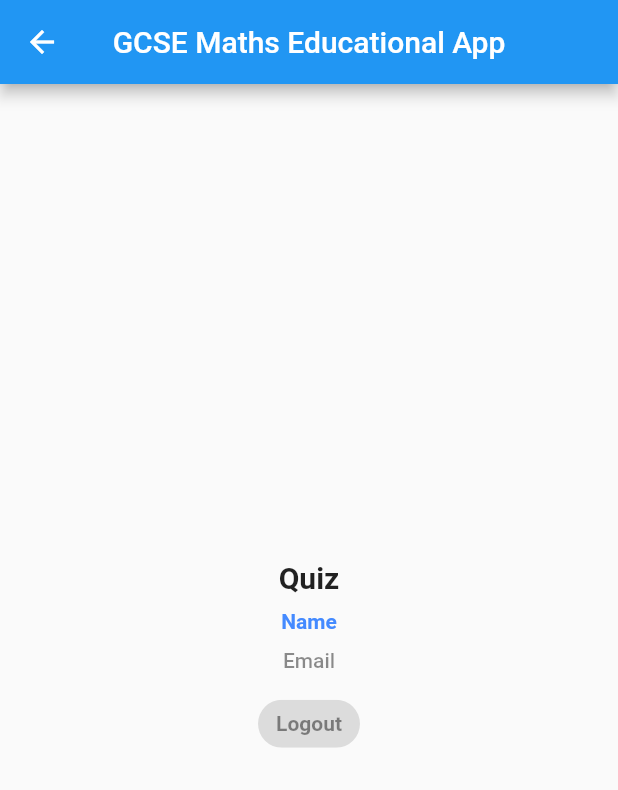
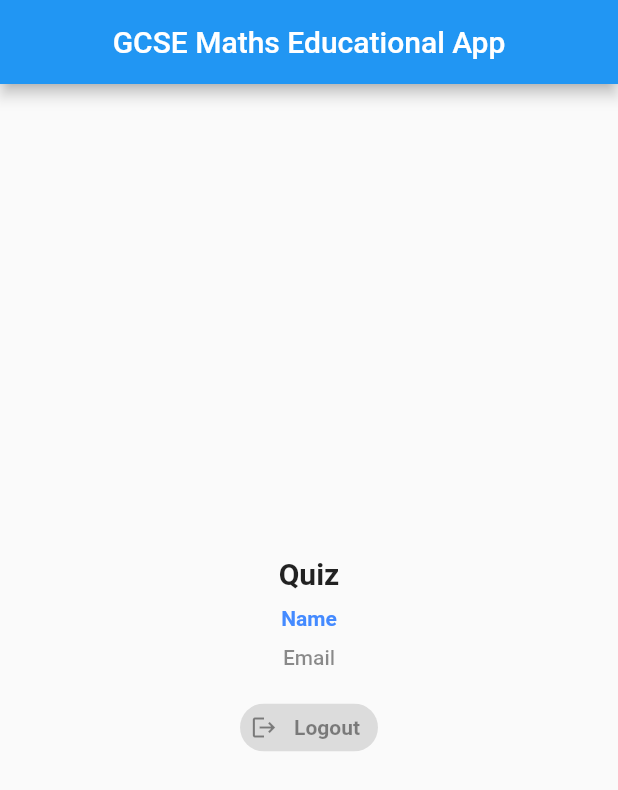
Before and after one commit to sanjaysojan-dev/Educational-App-for-GCSE-Maths, a Flutter app: the screen it shows after launch, after a tap on "Login", on a phone screen of 412 x 824 dp. Shown: the top 790 px of the screen. Run offline on Flutter 3.47's test engine with Material 2 defaults, Android fonts, the phone set to English and light mode, and no system bars.

Commit message:
Added action chip and completed visual UI for login/sign in

```diff
--- a/lib/screens/home_screen.dart
+++ b/lib/screens/home_screen.dart
@@ -32,8 +32,10 @@ class _HomeScreenState extends State<HomeScreen> {
             Text ("Name", style:  TextStyle(color: Colors.blueAccent, fontWeight: FontWeight.bold),),
             SizedBox(height: 10 ,),
             Text ("Email", style:  TextStyle(color: Colors.black45, fontWeight: FontWeight.w500),),
-            SizedBox(height: 10,),
-            ActionChip(label: Text( "Logout", style: TextStyle(color:Colors.black45, fontWeight: FontWeight.bold),), onPressed: (){})
+            SizedBox(height: 15),
+            ActionChip(label: Text( "Logout", style: TextStyle(color:Colors.black45, fontWeight: FontWeight.bold),),
+                avatar: Icon(Icons.logout, color: Colors.black45,),
+                onPressed: (){})
 
           ]
         ),
--- a/lib/screens/login_screen.dart
+++ b/lib/screens/login_screen.dart
@@ -60,7 +60,7 @@ class _LoginScreenState extends State<LoginScreen> {
       color: Colors.blueAccent,
       child: MaterialButton(
         onPressed: () {
-          Navigator.push(context,
+          Navigator.pushReplacement(context,
               MaterialPageRoute(builder: (context) => HomeScreen()));
         },
         child: const Text(
```
